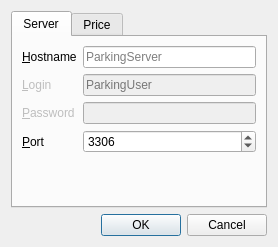
Above: Client/SettingsDialog.ui from Baxulio/ParkingAS before the change. Below: the same form after it.
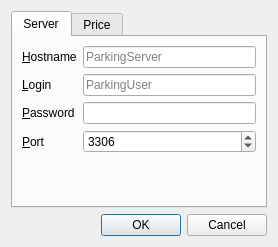
That is the form after the change.

Diff of the .ui file:
```diff
--- a/Client/SettingsDialog.ui
+++ b/Client/SettingsDialog.ui
@@ -53,7 +53,7 @@
        <item row="1" column="0">
         <widget class="QLabel" name="label_2">
          <property name="enabled">
-          <bool>false</bool>
+          <bool>true</bool>
          </property>
          <property name="text">
           <string>&amp;Login</string>
@@ -66,7 +66,7 @@
        <item row="1" column="1">
         <widget class="QLineEdit" name="server_login_line_edit">
          <property name="enabled">
-          <bool>false</bool>
+          <bool>true</bool>
          </property>
          <property name="text">
           <string/>
@@ -79,7 +79,7 @@
        <item row="2" column="0">
         <widget class="QLabel" name="label_3">
          <property name="enabled">
-          <bool>false</bool>
+          <bool>true</bool>
          </property>
          <property name="text">
           <string>&amp;Password</string>
@@ -92,7 +92,7 @@
        <item row="2" column="1">
         <widget class="QLineEdit" name="server_password_line_edit">
          <property name="enabled">
-          <bool>false</bool>
+          <bool>true</bool>
          </property>
          <property name="text">
           <string/>
```
